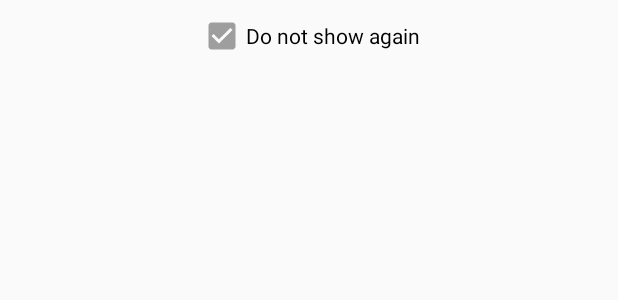
After one commit to orionlee/aLjotIt, an Android app: the layout dialog_add_qstile_prompt.xml on its own in the app's theme, with its tools: preview values and no code run, on a phone screen of 412 x 824 dp. The commit adds this screen. Shown: the top 300 px of the screen. Run offline under Robolectric (Android 15) with nearby library versions, the phone set to English and light mode, and no system bars.

Commit message:
Intro-related: Prompt user to add QSTile if not added in Settings.

```diff
--- /dev/null
+++ b/app/src/main/res/layout/dialog_add_qstile_prompt.xml
@@ -0,0 +1,14 @@
+<?xml version="1.0" encoding="utf-8"?>
+<FrameLayout xmlns:android="http://schemas.android.com/apk/res/android"
+    android:layout_width="match_parent"
+    android:layout_height="match_parent">
+    <!-- content below dialog title / message -->
+    <CheckBox
+        android:id="@+id/chkbox_not_show_add_qstile_prompt"
+        android:layout_width="wrap_content"
+        android:layout_height="wrap_content"
+        android:layout_gravity="center_horizontal"
+        android:layout_marginTop="8dp"
+        android:checked="true"
+        android:text="@string/text_do_not_show_again" />
+</FrameLayout>
--- a/app/src/main/res/values/strings.xml
+++ b/app/src/main/res/values/strings.xml
@@ -69,6 +69,12 @@
     <string name="pref_category_about">About</string>
     <string name="pref_app_version">Version</string>
 
+    <string name="prompt_add_qstile_title">Add to Quick Settings</string>
+    <string name="prompt_add_qstile_msg">Consider to add LjotIt to Quick Settings, the recommended way to access LjotIt on lock screen.</string>
+    <string name="label_open_quick_settings">Open Quick Settings</string>
+    <string name="text_ok">Ok</string>
+    <string name="text_do_not_show_again">Do not show again</string>
+
     <!-- Strings related to App Introduction -->
 
     <string name="intro_ls_conf_qs_desc">The &lt;b>BEST&lt;/b> method. You can add LjotIt to Quick Settings panel:&lt;br>Click panel edit button &lt;img src="ic_edit_white_20dp">, and drag LjotIt to the active pane.</string>
```
Also changed, not shown: app/src/main/java/net/oldev/aljotit/LjotItModel.java (+27 -8 lines), app/src/main/java/net/oldev/aljotit/LjotItTileService.java (+18 -1 lines), app/src/main/java/net/oldev/aljotit/SettingsActivity.java (+38 -4 lines).
